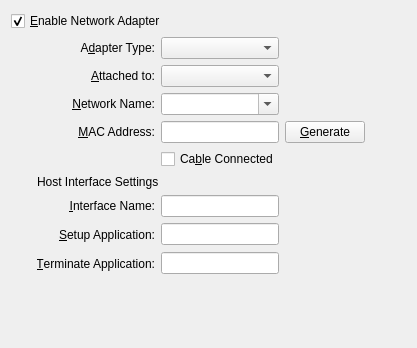
jljuxgm/vboxgit, file vbox/src/VBox/Frontends/VirtualBox/ui/VBoxVMSettingsNetwork.ui: the form before one commit.
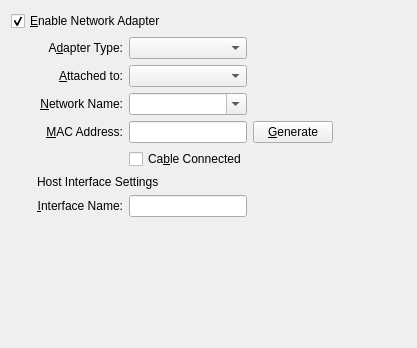
The form after the commit. Custom widgets are drawn as their Qt base class.

Commit message:
commit_17217 ------------------------------------------------------------------------ r17217 | vboxsync | 2009-02-28 01:13:14 +0800 (Sat, 28 Feb 2009) | 2 lines
make ''VBOX_WITH_NETFLT='' compile on Linux hosts again

------------------------------------------------------------------------

What changed in the file:
```diff
--- a/vbox/src/VBox/Frontends/VirtualBox/ui/VBoxVMSettingsNetwork.ui
+++ b/vbox/src/VBox/Frontends/VirtualBox/ui/VBoxVMSettingsNetwork.ui
@@ -216,78 +216,6 @@
         </property>
        </widget>
       </item>
-      <item row="7" column="0" >
-       <widget class="QLabel" name="mLbSetup_x11" >
-        <property name="text" >
-         <string>&amp;Setup Application:</string>
-        </property>
-        <property name="alignment" >
-         <set>Qt::AlignRight|Qt::AlignTrailing|Qt::AlignVCenter</set>
-        </property>
-        <property name="buddy" >
-         <cstring>mLeSetup_x11</cstring>
-        </property>
-       </widget>
-      </item>
-      <item row="7" column="1" >
-       <widget class="QLineEdit" name="mLeSetup_x11" >
-        <property name="sizePolicy" >
-         <sizepolicy vsizetype="Fixed" hsizetype="Preferred" >
-          <horstretch>0</horstretch>
-          <verstretch>0</verstretch>
-         </sizepolicy>
-        </property>
-        <property name="whatsThis" >
-         <string>Displays the command executed to set up the TAP interface.</string>
-        </property>
-       </widget>
-      </item>
-      <item row="7" column="2" >
-       <widget class="QToolButton" name="mTbSetup_x11" >
-        <property name="whatsThis" >
-         <string>Selects the setup application.</string>
-        </property>
-        <property name="autoRaise" >
-         <bool>true</bool>
-        </property>
-       </widget>
-      </item>
-      <item row="8" column="0" >
-       <widget class="QLabel" name="mLbTerminate_x11" >
-        <property name="text" >
-         <string>&amp;Terminate Application:</string>
-        </property>
-        <property name="alignment" >
-         <set>Qt::AlignRight|Qt::AlignTrailing|Qt::AlignVCenter</set>
-        </property>
-        <property name="buddy" >
-         <cstring>mLeTerminate_x11</cstring>
-        </property>
-       </widget>
-      </item>
-      <item row="8" column="1" >
-       <widget class="QLineEdit" name="mLeTerminate_x11" >
-        <property name="sizePolicy" >
-         <sizepolicy vsizetype="Fixed" hsizetype="Preferred" >
-          <horstretch>0</horstretch>
-          <verstretch>0</verstretch>
-         </sizepolicy>
-        </property>
-        <property name="whatsThis" >
-         <string>Displays the command executed to terminate the TAP interface.</string>
-        </property>
-       </widget>
-      </item>
-      <item row="8" column="2" >
-       <widget class="QToolButton" name="mTbTerminate_x11" >
-        <property name="whatsThis" >
-         <string>Selects the terminate application.</string>
-        </property>
-        <property name="autoRaise" >
-         <bool>true</bool>
-        </property>
-       </widget>
-      </item>
      </layout>
     </widget>
    </item>
```
The commit also changes 5 other files.
